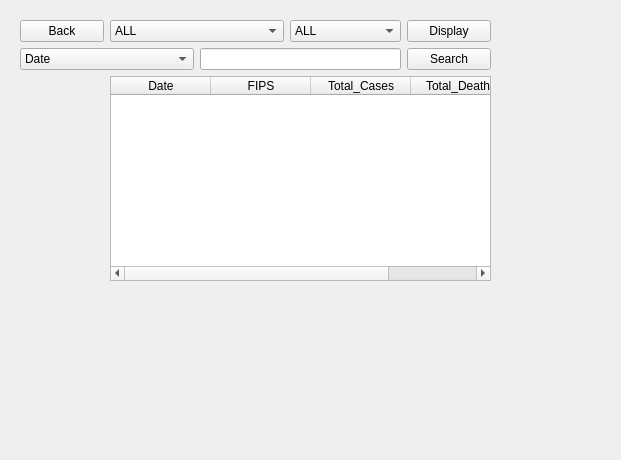
Old version of the form CSE412_UI/Covid_Cases.ui in the repository devi1X/CSE412_DatabaseProject.
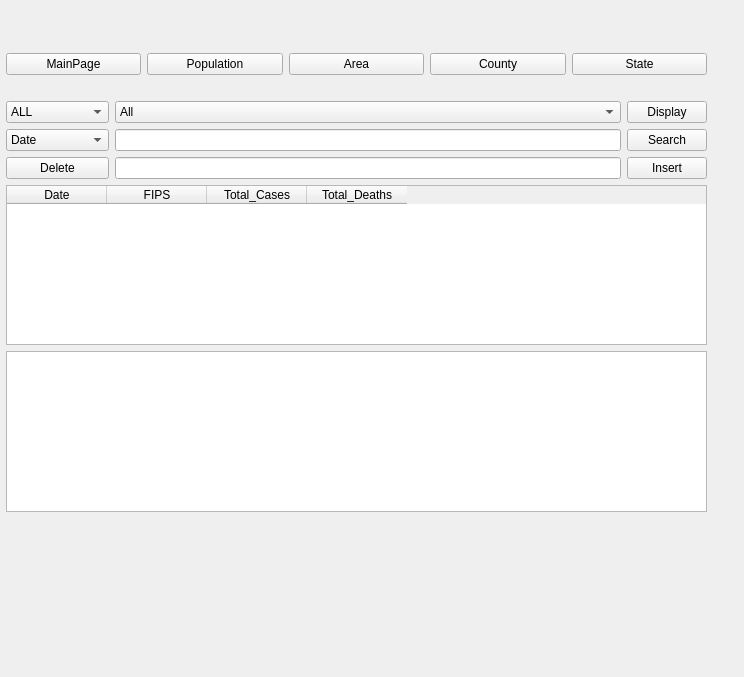
New version of the form.

What changed in the file:
```diff
--- a/CSE412_UI/Covid_Cases.ui
+++ b/CSE412_UI/Covid_Cases.ui
@@ -6,37 +6,49 @@
    <rect>
     <x>0</x>
     <y>0</y>
-    <width>621</width>
-    <height>460</height>
+    <width>744</width>
+    <height>677</height>
    </rect>
   </property>
   <property name="windowTitle">
    <string>Form</string>
   </property>
-  <widget class="QWidget" name="layoutWidget">
+  <widget class="QWidget" name="">
    <property name="geometry">
     <rect>
-     <x>20</x>
-     <y>20</y>
-     <width>471</width>
-     <height>261</height>
+     <x>6</x>
+     <y>53</y>
+     <width>701</width>
+     <height>459</height>
     </rect>
    </property>
    <layout class="QGridLayout" name="gridLayout">
-    <item row="0" column="4">
-     <widget class="QPushButton" name="Display">
-      <property name="text">
-       <string>Display</string>
-      </property>
+    <item row="5" column="0" colspan="3">
+     <widget class="QTableWidget" name="tableWidget">
+      <column>
+       <property name="text">
+        <string>Date</string>
+       </property>
+      </column>
+      <column>
+       <property name="text">
+        <string>FIPS</string>
+       </property>
+      </column>
+      <column>
+       <property name="text">
+        <string>Total_Cases</string>
+       </property>
+      </column>
+      <column>
+       <property name="text">
+        <string>Total_Deaths</string>
+       </property>
+      </column>
      </widget>
     </item>
-    <item row="0" column="1" colspan="2">
-     <widget class="QComboBox" name="box1">
-      <item>
-       <property name="text">
-        <string>ALL</string>
-       </property>
-      </item>
+    <item row="3" column="0">
+     <widget class="QComboBox" name="box3">
       <item>
        <property name="text">
         <string>Date</string>
@@ -59,30 +71,31 @@
       </item>
      </widget>
     </item>
-    <item row="1" column="4">
-     <widget class="QPushButton" name="Search">
-      <property name="text">
-       <string>Search</string>
-      </property>
-     </widget>
-    </item>
-    <item row="1" column="2" colspan="2">
+    <item row="3" column="1">
      <widget class="QLineEdit" name="lineEdit">
       <property name="text">
        <string/>
       </property>
      </widget>
     </item>
-    <item row="0" column="3">
+    <item row="4" column="2">
+     <widget class="QPushButton" name="Insert">
+      <property name="text">
+       <string>Insert</string>
+      </property>
+     </widget>
+    </item>
+    <item row="6" column="0" colspan="3">
+     <widget class="QTextBrowser" name="textBrowser"/>
+    </item>
+    <item row="4" column="1">
+     <widget class="QLineEdit" name="lineEdit2"/>
+    </item>
+    <item row="2" column="1">
      <widget class="QComboBox" name="box2">
       <item>
        <property name="text">
-        <string>ALL</string>
-       </property>
-      </item>
-      <item>
-       <property name="text">
-        <string>First 10 Rows</string>
+        <string>All</string>
        </property>
       </item>
       <item>
@@ -92,8 +105,34 @@
       </item>
      </widget>
     </item>
-    <item row="1" column="0" colspan="2">
-     <widget class="QComboBox" name="box3">
+    <item row="2" column="2">
+     <widget class="QPushButton" name="Display">
+      <property name="text">
+       <string>Display</string>
+      </property>
+     </widget>
+    </item>
+    <item row="4" column="0">
+     <widget class="QPushButton" name="Delete">
+      <property name="text">
+       <string>Delete</string>
+      </property>
+     </widget>
+    </item>
+    <item row="3" column="2">
+     <widget class="QPushButton" name="Search">
+      <property name="text">
+       <string>Search</string>
+      </property>
+     </widget>
+    </item>
+    <item row="2" column="0">
+     <widget class="QComboBox" name="box1">
+      <item>
+       <property name="text">
+        <string>ALL</string>
+       </property>
+      </item>
       <item>
        <property name="text">
         <string>Date</string>
@@ -116,36 +155,57 @@
       </item>
      </widget>
     </item>
-    <item row="0" column="0">
-     <widget class="QPushButton" name="Back">
-      <property name="text">
-       <string>Back</string>
-      </property>
-     </widget>
+    <item row="0" column="0" colspan="3">
+     <layout class="QHBoxLayout" name="horizontalLayout_7">
+      <item>
+       <widget class="QPushButton" name="MainPage">
+        <property name="text">
+         <string>MainPage</string>
+        </property>
+       </widget>
+      </item>
+      <item>
+       <widget class="QPushButton" name="Population">
+        <property name="text">
+         <string>Population</string>
+        </property>
+       </widget>
+      </item>
+      <item>
+       <widget class="QPushButton" name="Area">
+        <property name="text">
+         <string>Area</string>
+        </property>
+       </widget>
+      </item>
+      <item>
+       <widget class="QPushButton" name="County">
+        <property name="text">
+         <string>County</string>
+        </property>
+       </widget>
+      </item>
+      <item>
+       <widget class="QPushButton" name="State">
+        <property name="text">
+         <string>State</string>
+        </property>
+       </widget>
+      </item>
+     </layout>
     </item>
-    <item row="2" column="1" colspan="4">
-     <widget class="QTableWidget" name="tableWidget">
-      <column>
-       <property name="text">
-        <string>Date</string>
-       </property>
-      </column>
-      <column>
-       <property name="text">
-        <string>FIPS</string>
-       </property>
-      </column>
-      <column>
-       <property name="text">
-        <string>Total_Cases</string>
-       </property>
-      </column>
-      <column>
-       <property name="text">
-        <string>Total_Deaths</string>
-       </property>
-      </column>
-     </widget>
+    <item row="1" column="0" colspan="3">
+     <spacer name="horizontalSpacer">
+      <property name="orientation">
+       <enum>Qt::Horizontal</enum>
+      </property>
+      <property name="sizeHint" stdset="0">
+       <size>
+        <width>40</width>
+        <height>20</height>
+       </size>
+      </property>
+     </spacer>
     </item>
    </layout>
   </widget>
```
Left out of the diff: 5 changed lines with no effect on the pictures.
